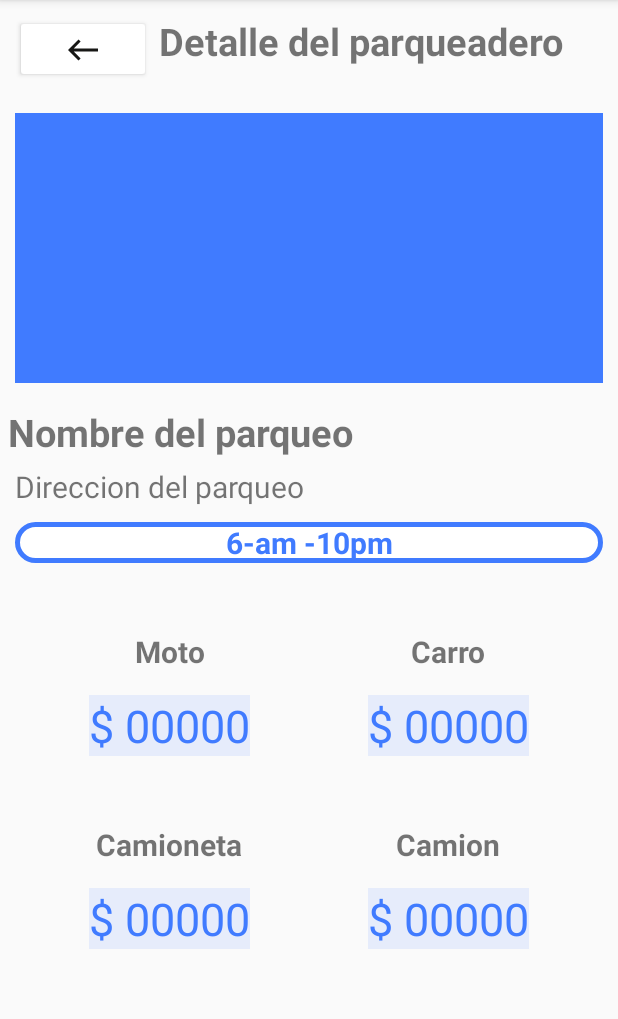
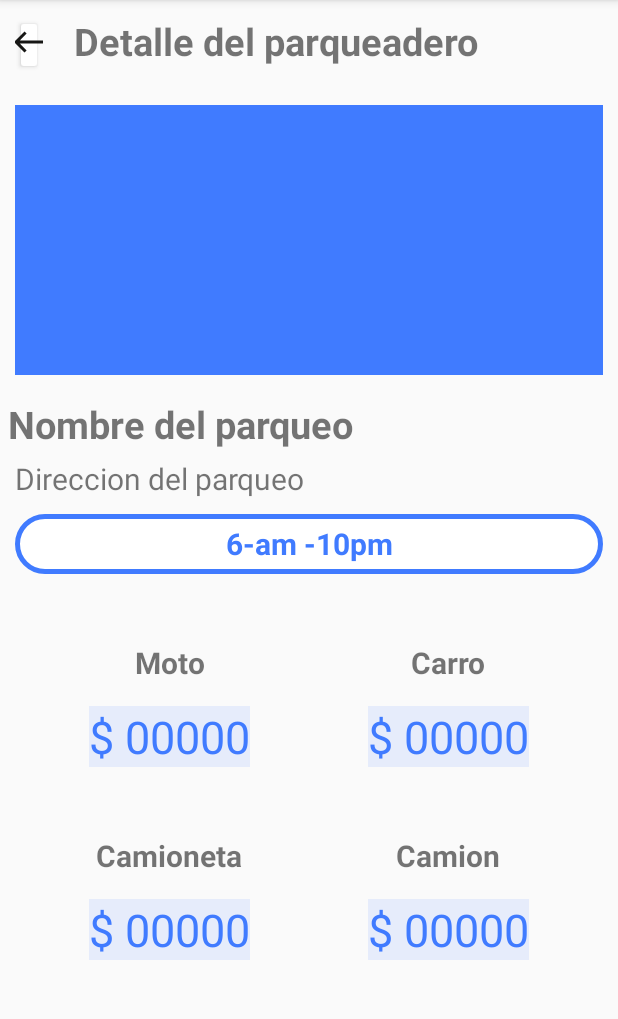
Before and after one commit to Midnightgb/ParkingApp, an Android app: the screen it shows after launch (DetailParking), on a phone screen of 412 x 824 dp, the part 84-1103 px from its top. Run offline under Robolectric (Android 15) with nearby library versions, the phone set to English and light mode, and no system bars.

Commit message:
Update layout and build.gradle versions

```diff
--- a/04-AppMovil/MainApp/app/src/main/res/layout/activity_detail_parking.xml
+++ b/04-AppMovil/MainApp/app/src/main/res/layout/activity_detail_parking.xml
@@ -15,12 +15,14 @@
         >
 
         <Button
-            android:layout_width="wrap_content"
-            android:layout_height="45dp"
+            android:layout_width="10dp"
+            android:layout_height="40dp"
             android:layout_gravity="center"
             android:layout_weight="0.1"
             android:backgroundTint="@color/white"
-            android:drawableBottom="@drawable/icon_back" />
+            android:drawableBottom="@drawable/icon_back"
+            android:layout_marginRight="15dp"/>
+
 
         <TextView
             android:layout_width="wrap_content"
@@ -30,6 +32,7 @@
             android:textStyle="bold"
             android:layout_gravity="center"
             android:layout_marginLeft="5dp"
+
             android:layout_weight="0.9"
             />
 
@@ -68,7 +71,7 @@
         >
         <TextView
             android:layout_width="match_parent"
-            android:layout_height="wrap_content"
+            android:layout_height="40dp"
             android:text="6-am -10pm"
             android:gravity="center"
             android:layout_margin="10dp"
@@ -110,6 +113,8 @@
                 android:layout_gravity="center"
                 android:textColor="@color/blue"
                 android:layout_marginTop="10dp"
+
+
                 />
 
         </LinearLayout>
--- a/04-AppMovil/MainApp/build.gradle
+++ b/04-AppMovil/MainApp/build.gradle
@@ -1,4 +1,4 @@
 // Top-level build file where you can add configuration options common to all sub-projects/modules.
 plugins {
-id 'com.android.application' version '8.1.2' apply false
+id 'com.android.application' version '8.2.2' apply false
 }
```
